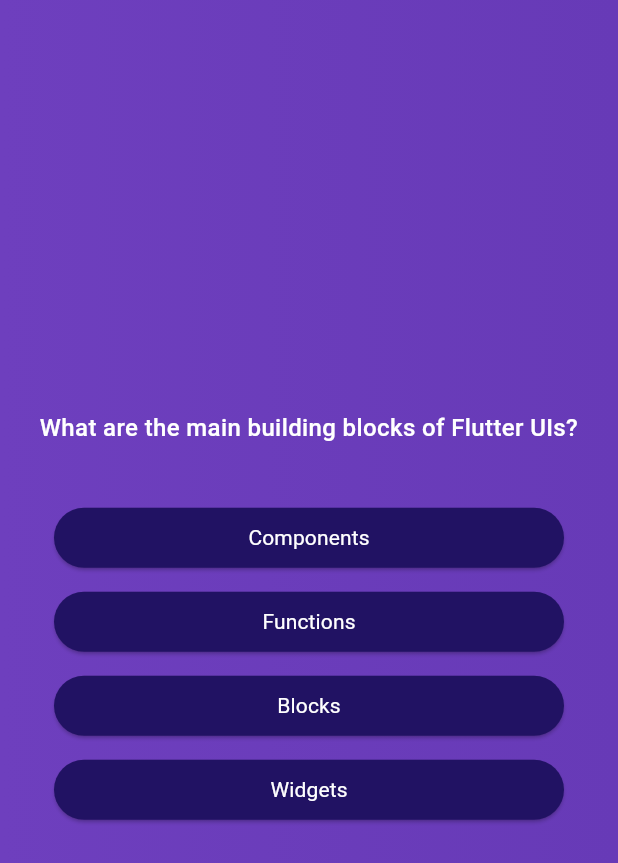
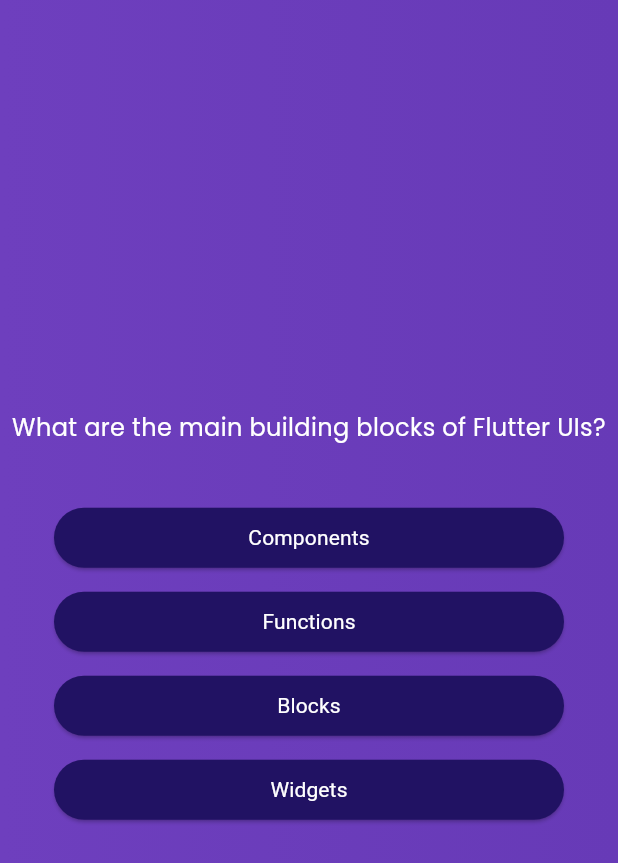
Before and after one commit to tessceciliaj/quiz_app, a Flutter app: the screen it shows after launch, after a tap on "Start Quiz", on a phone screen of 412 x 824 dp. Shown: the top 863 px of the screen. Run offline on Flutter 3.47's test engine with Material 3 defaults, Android fonts, the phone set to English and light mode, and no system bars; our stand-ins replace google_fonts.

Commit message:
Add google fonts, Selected answers list and pass it from quiz.dart to questions_screen.dart.

```diff
--- a/lib/answer_button.dart
+++ b/lib/answer_button.dart
@@ -17,6 +17,7 @@ class AnswerButton extends StatelessWidget {
             foregroundColor: Colors.white),
         child: Text(
           answerText,
+          textAlign: TextAlign.center,
           style: const TextStyle(fontWeight: FontWeight.w400, fontSize: 14),
         ),
       ),
--- a/lib/questions_screen.dart
+++ b/lib/questions_screen.dart
@@ -2,21 +2,31 @@ import 'package:flutter/material.dart';
 import 'package:quiz_app/answer_button.dart';
 import 'package:quiz_app/data/questions.dart';
 import 'package:quiz_app/models/quiz_questions.dart';
+import 'package:google_fonts/google_fonts.dart';
 
 class QuestionsScreen extends StatefulWidget {
-  const QuestionsScreen({super.key});
+  const QuestionsScreen({super.key, required this.onSelectAnswer});
+
+//Function that returns nothing but takes one String as an argument
+  final void Function(String answer) onSelectAnswer;
 
   @override
   State<QuestionsScreen> createState() => _QuestionsScreenState();
 }
 
 class _QuestionsScreenState extends State<QuestionsScreen> {
+  var currentQuestionIndex = 0;
+
+  void answerQuestion(String selectedAnswer) {
+    currentQuestionIndex++;
+    widget.onSelectAnswer(selectedAnswer);
+  }
+
   @override
   Widget build(BuildContext context) {
-    final currentQuestion = questions[0];
+    final currentQuestion = questions[currentQuestionIndex];
 
     return SizedBox(
-      // Be as wide as possible
       width: double.infinity,
       child: Column(
         mainAxisAlignment: MainAxisAlignment.center,
@@ -24,14 +34,17 @@ class _QuestionsScreenState extends State<QuestionsScreen> {
         children: [
           Text(
             currentQuestion.text,
-            style: const TextStyle(fontSize: 16, fontWeight: FontWeight.w500),
+            style: GoogleFonts.poppins(fontSize: 16),
             textAlign: TextAlign.center,
           ),
           const SizedBox(height: 30),
-          //map takes a function as a Value & creates a new list of elements
-          // spreding Values '...' is adding them as individual elements to the column childrens.
           ...currentQuestion.getShuffledAnswer().map((answer) {
-            return AnswerButton(answerText: answer, onTap: () {});
+            return AnswerButton(
+              answerText: answer,
+              onTap: () {
+                answerQuestion(answer);
+              },
+            );
           }),
         ],
       ),
--- a/lib/quiz.dart
+++ b/lib/quiz.dart
@@ -1,4 +1,5 @@
 import 'package:flutter/material.dart';
+import 'package:quiz_app/data/questions.dart';
 import 'package:quiz_app/questions_screen.dart';
 import 'package:quiz_app/start_screen.dart';
 
@@ -13,19 +14,34 @@ class Quiz extends StatefulWidget {
 
 class _QuizState extends State<Quiz> {
   var activeScreen = 'start-screen';
+  List<String> selectedAnswer = [];
 
 // A state to swtich from StartScreen to QuestionsScreen
-  switchScreen() {
+  void switchScreen() {
     setState(() {
       activeScreen = 'questions-screen';
     });
+  }
+
+  void chooseAnswer(String answer) {
+    // add takes a list and adds something to it( In this case a string)
+    selectedAnswer.add(answer);
+
+// Check if The ansers list is equal to the questions.
+// Then Reset selected answers list and go back to start screen
+    if (selectedAnswer.length == questions.length) {
+      setState(() {
+        selectedAnswer = [];
+        activeScreen = 'start-screen';
+      });
+    }
   }
 
   @override
   Widget build(context) {
     final screenWidget = activeScreen == 'start-screen'
         ? StartScreen(switchScreen)
-        : const QuestionsScreen();
+        : QuestionsScreen(onSelectAnswer: chooseAnswer);
 
     return MaterialApp(
       debugShowCheckedModeBanner: false,
--- a/lib/start_screen.dart
+++ b/lib/start_screen.dart
@@ -1,4 +1,5 @@
 import 'package:flutter/material.dart';
+import 'package:google_fonts/google_fonts.dart';
 
 class StartScreen extends StatelessWidget {
   const StartScreen(this.startQuiz, {super.key});
@@ -18,7 +19,10 @@ class StartScreen extends StatelessWidget {
                 width: 200, color: const Color.fromARGB(150, 255, 255, 255)),
           ),
           const SizedBox(height: 40),
-          const Text('Learn Flutter the fun way!'),
+          Text(
+            'Learn Flutter the fun way!',
+            style: GoogleFonts.poppins(fontSize: 16),
+          ),
           const SizedBox(height: 20),
           ElevatedButton.icon(
             // Pass the startQuiz function to the Button.
--- a/pubspec.yaml
+++ b/pubspec.yaml
@@ -35,6 +35,7 @@ dependencies:
   # The following adds the Cupertino Icons font to your application.
   # Use with the CupertinoIcons class for iOS style icons.
   cupertino_icons: ^1.0.2
+  google_fonts: ^6.1.0
 
 dev_dependencies:
   flutter_test:
```
Also changed, not shown: pubspec.lock, 1 other file.
